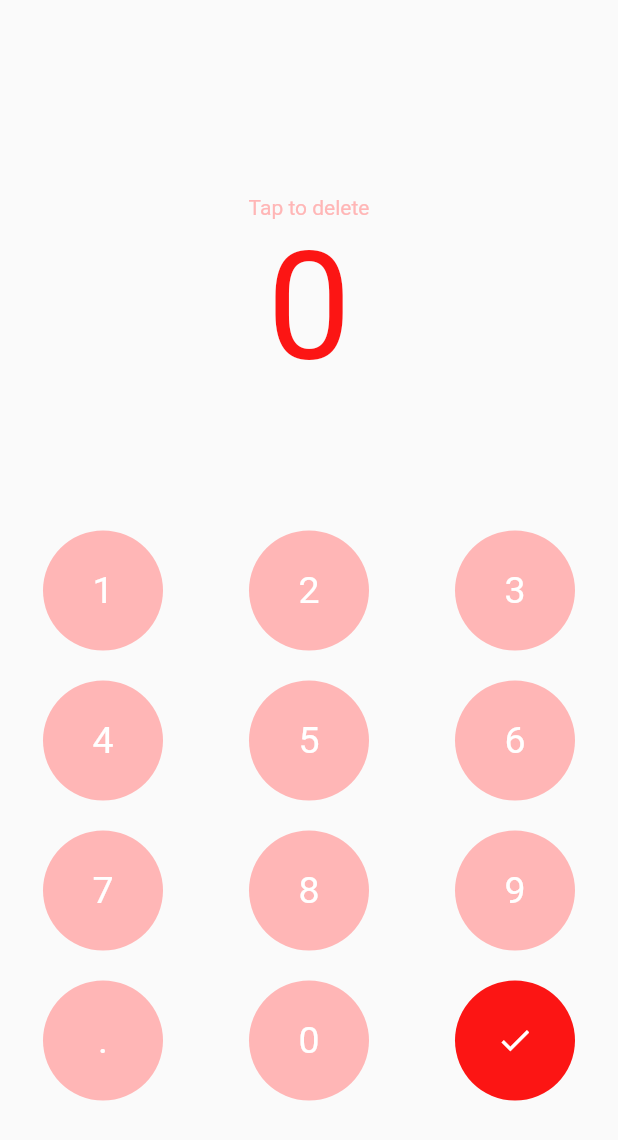
After one commit to ash-100/currency_converter, a Flutter app: the screen it shows after launch, after a tap on "100", on a phone screen of 412 x 824 dp. The commit adds this screen. Shown: the top 1140 px of the screen. Run offline on Flutter 3.47's test engine with Material 2 defaults, Android fonts, the phone set to English and light mode, and no system bars.

Commit message:
added a input screen

```diff
--- a/lib/view/screens/home_screen.dart
+++ b/lib/view/screens/home_screen.dart
@@ -1,4 +1,5 @@
 import 'package:currency_converter/constants.dart';
+import 'package:currency_converter/view/screens/white_input_screen.dart';
 import 'package:flutter/material.dart';
 
 class HomeScreen extends StatefulWidget {
@@ -69,6 +70,12 @@ class _HomeScreenState extends State<HomeScreen> {
                     style: TextStyle(color: primaryColor, fontSize: 20),
                   ),
                   InkWell(
+                    onTap: () {
+                      Navigator.push(
+                          context,
+                          MaterialPageRoute(
+                              builder: (context) => WhiteInputScreen()));
+                    },
                     child: Text(
                       '100',
                       style: TextStyle(color: primaryColor, fontSize: 120),
--- /dev/null
+++ b/lib/view/screens/white_input_screen.dart
@@ -0,0 +1,139 @@
+import 'package:currency_converter/constants.dart';
+import 'package:flutter/material.dart';
+
+class WhiteInputScreen extends StatefulWidget {
+  const WhiteInputScreen({super.key});
+
+  @override
+  State<WhiteInputScreen> createState() => _WhiteInputScreenState();
+}
+
+class _WhiteInputScreenState extends State<WhiteInputScreen> {
+  var curr_input = 0;
+  @override
+  Widget build(BuildContext context) {
+    return Scaffold(
+      body: Column(
+        children: [
+          Spacer(),
+          SizedBox(
+            height: 40,
+          ),
+          InkWell(
+            onTap: () {
+              setState(() {
+                curr_input = 0;
+              });
+            },
+            child: Text(
+              'Tap to delete',
+              style: TextStyle(color: Color(0xFFFFB6B6)),
+            ),
+          ),
+          Center(
+              child: Text(
+            curr_input.toString(),
+            style: TextStyle(fontSize: 100, color: Color(0xFFFC1514)),
+          )),
+          Spacer(),
+          numberRow(1, 2, 3),
+          SizedBox(
+            height: 20,
+          ),
+          numberRow(4, 5, 6),
+          SizedBox(
+            height: 20,
+          ),
+          numberRow(7, 8, 9),
+          SizedBox(
+            height: 20,
+          ),
+          finalRow(),
+          Spacer(),
+        ],
+      ),
+    );
+  }
+
+  Widget numberRow(number1, number2, number3) {
+    return Row(
+      mainAxisAlignment: MainAxisAlignment.spaceAround,
+      children: [
+        RowItem(number1),
+        RowItem(number2),
+        RowItem(number3),
+      ],
+    );
+  }
+
+  Widget finalRow() {
+    return Row(
+      mainAxisAlignment: MainAxisAlignment.spaceAround,
+      children: [
+        Container(
+          height: 80,
+          width: 80,
+          decoration: BoxDecoration(
+            color: Color(0xFFFFB6B6),
+            borderRadius: BorderRadius.circular(40),
+          ),
+          child: Center(
+              child: Text(
+            '.'.toString(),
+            style: TextStyle(color: Colors.white, fontSize: 25),
+          )),
+        ),
+        Container(
+          height: 80,
+          width: 80,
+          decoration: BoxDecoration(
+            color: Color(0xFFFFB6B6),
+            borderRadius: BorderRadius.circular(40),
+          ),
+          child: Center(
+              child: Text(
+            '0'.toString(),
+            style: TextStyle(color: Colors.white, fontSize: 25),
+          )),
+        ),
+        Container(
+          height: 80,
+          width: 80,
+          decoration: BoxDecoration(
+            color: Color(0xFFFC1514),
+            borderRadius: BorderRadius.circular(40),
+          ),
+          child: Center(
+              child: Icon(
+            Icons.check,
+            color: Colors.white,
+            size: 25,
+          )),
+        )
+      ],
+    );
+  }
+
+  Widget RowItem(number) {
+    return InkWell(
+      onTap: () {
+        setState(() {
+          curr_input = curr_input * 10 + number as int;
+        });
+      },
+      child: Container(
+        height: 80,
+        width: 80,
+        decoration: BoxDecoration(
+          color: Color(0xFFFFB6B6),
+          borderRadius: BorderRadius.circular(40),
+        ),
+        child: Center(
+            child: Text(
+          number.toString(),
+          style: TextStyle(color: Colors.white, fontSize: 25),
+        )),
+      ),
+    );
+  }
+}
```
